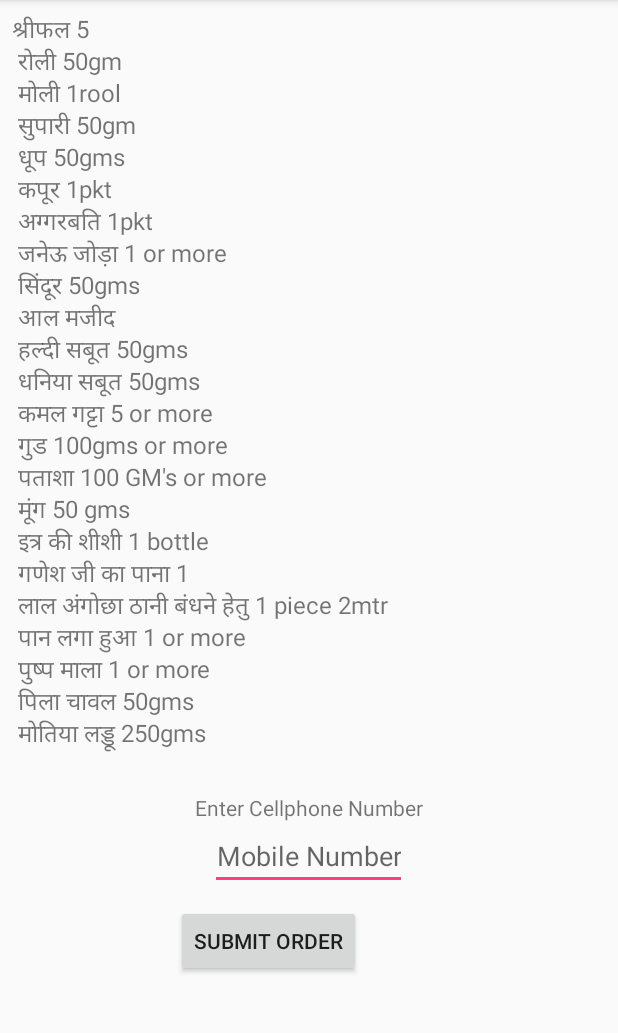
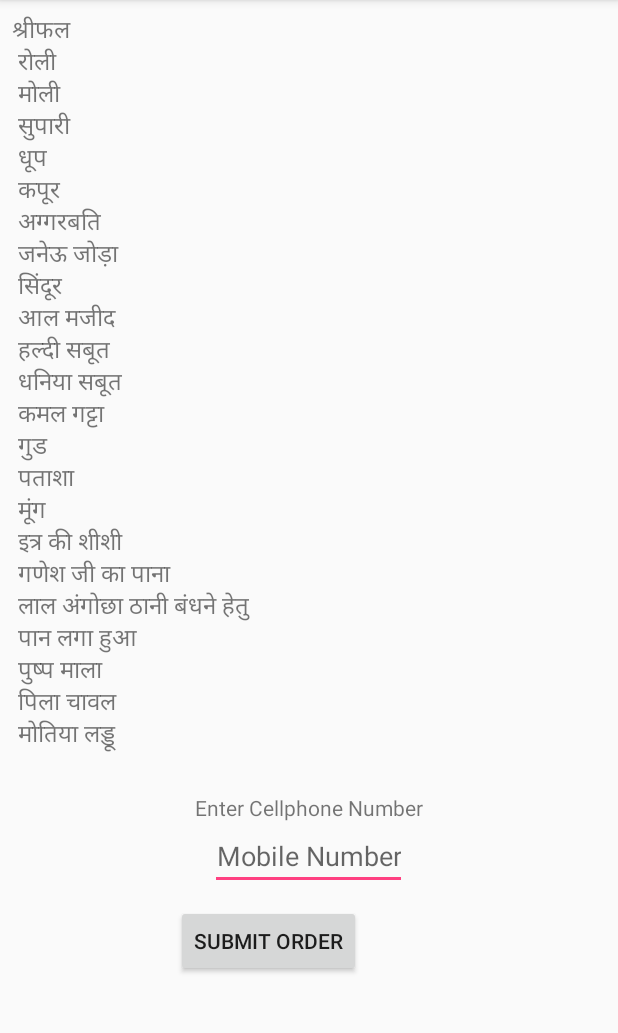
Before and after one commit to pravinsrathod/Vidhi, an Android app: the screen it shows after launch (ResultActivity), after a tap on "श्री गणेश निमंत्रण पूजन सामग्री", on a phone screen of 412 x 824 dp, the part 84-1117 px from its top. Run offline under Robolectric (Android 15) with nearby library versions, the phone set to English and light mode, and no system bars.

Commit message:
menu changes

```diff
--- a/app/src/main/res/values/strings.xml
+++ b/app/src/main/res/values/strings.xml
@@ -39,163 +39,163 @@
     </string-array>
 
     <string-array name="item_Details">
-        <item>श्रीफल    5 or more\n
-मोली    1pkt\n
-रोली    50 gms\n
-सुपारी    50gms\n
-केसर    1pkt\n
-चंदन    50 gms\n
-जनेऊ    1 or more\n
-पीली सरसों    50 gms\n
-सिंदूर    50 gms\n
-सुत की कुकड़ी    1 or more\n
-लोंग    50 gms\n
-इलायची    50 gms\n
-धूप    100 gms\n
-कपूर    1 or more\n
-गुलाल 5 रंग    50 gms each\n
-अबीर    50 gms\n
-शाहद    200 gms or more\n
-खिल    1pkt\n
-खेजड़ा की लूग    \n
-काजू    100 gms\n
-बादाम की गिरी    100 gms\n
-किसमिस    100 gms\n
-छिवारा    100 gms\n
-खोपरा    1 or more\n
-मेहंदी पिसी हुई    1 or more\n
-हल्दी पिसी हुई    100 gms\n
-इत्र की शीशी    1\n
-बुरा    250 gms or more\n
-चावल    100 or more\n
-मूंग    100 or more\n
-गेहू    100 or more\n
-जौ    100 or more\n
-देसी घी    200 or more\n
-लाल वस्त्र    1mtr or more\n
-सफेद वस्त्र    1mtr or more\n
-पिला वस्त्र    1mtr or more\n
-धोती मर्दानी(gents)    1 or more\n
-गमछा    1 or more\n
-दुप्पटा    1 or more\n
-पीतल की इमारती    1 or more\n
-ताम्बे का लोटा    1 or more\n
-कांसी का कटोरा    1 or more\n
-गुड    500gms or more\n
-पताशा    500gms or more\n
-हवन पुडा    1\n
-कांसी का तपसया    1\n
-पीली मिट्टी की डाली    1\n
-पत्तल     1 or More\n
-दूना    1 or More\n
-छड़ी    1\n
-मुंज की जेवड़ी    1\n
-मुंज का छड़ा    1\n
-बांस का छल्या    1\n
-चंदवा का वस्त्र     2.5 mtr\n
-फरड़ा    4 or more\n
-रुई    50 gms\n
-माचिस    1 or more\n
-छाना    1 or more\n
-खेरी की खुटिया    1 or more\n
-तोरण    1\n
-थाम    1\n
-भूरी मिट्टी    1 or more\n
-पान डांडदार    1 or more\n
-पुष्पमाला    1 or more\n
+        <item>श्रीफल \n
+मोली \n
+रोली  \n
+सुपारी  \n
+केसर  \n
+चंदन  \n
+जनेऊ  \n
+पीली सरसों \n
+सिंदूर \n
+सुत की कुकड़ी  \n
+लोंग  \n
+इलायची  \n
+धूप \n
+कपूर \n
+गुलाल \n
+अबीर \n
+शाहद  \n
+खिल \n
+खेजड़ा की लूग  \n
+काजू \n
+बादाम की गिरी \n
+किसमिस \n
+छिवारा \n
+खोपरा \n
+मेहंदी पिसी हुई \n
+हल्दी पिसी हुई \n
+इत्र की शीशी \n
+बुरा \n
+चावल \n
+मूंग  \n
+गेहू \n
+जौ \n
+देसी घी \n
+लाल वस्त्र \n
+सफेद वस्त्र \n
+पिला वस्त्र \n
+धोती मर्दानी(gents) \n
+गमछा  \n
+दुप्पटा  \n
+पीतल की इमारती  \n
+ताम्बे का लोटा \n
+कांसी का कटोरा \n
+गुड   \n
+पताशा  \n
+हवन पुडा \n
+कांसी का तपसया \n
+पीली मिट्टी की डाली\n
+पत्तल \n
+दूना  \n
+छड़ी  \n
+मुंज की जेवड़ी \n
+मुंज का छड़ा \n
+बांस का छल्या \n
+चंदवा का वस्त्र \n
+फरड़ा  \n
+रुई  \n
+माचिस  \n
+छाना \n
+खेरी की खुटिया\n
+तोरण \n
+थाम \n
+भूरी मिट्टी \n
+पान डांडदार \n
+पुष्पमाला \n
 पुष्प खुल्ला    \n
-कलश मिट्टी    1 or more\n
-ऋतु फल    1 or more\n
-लड्डू    250 or more\n
-बर्फी    250 or more\n
-सराईं मिट्टी की    1 or More\n
-बालूडा    1 or more\n
-दूध    1 pkt\n
-दही    1 pkt\n
-पूजन की रेजगारी    1 or More\n
+कलश मिट्टी  \n
+ऋतु फल   \n
+लड्डू   \n
+बर्फी  \n
+सराईं मिट्टी की  \n
+बालूडा  \n
+दूध  \n
+दही   \n
+पूजन की रेजगारी  \n
 </item>
-        <item>लग्न पत्रिका    1\n
-रोली    50gms\n
-मोली    1 pkt\n
-सुपारी    1 or more\n
-मूंग    100 gms\n
-पताशा    100 gms\n
-दुर्वा(grass)    1\n
-पुष्पमाला    1 or more\n
-फल    5 or more\n
-थाली    1 or More\n
-लोटा    1 or More\n
+        <item>लग्न पत्रिका    \n
+रोली    \n
+मोली    \n
+सुपारी   \n
+मूंग    \n
+पताशा    \n
+दुर्वा(grass)\n
+पुष्पमाला    \n
+फल    \n
+थाली   \n
+लोटा    \n
 </item>
-        <item>श्रीफल    5\n
-रोली    50gm\n
-मोली    1rool\n
-सुपारी    50gm\n
-धूप    50gms\n
-कपूर    1pkt\n
-अग्गरबति    1pkt\n
-जनेऊ जोड़ा    1 or more\n
-सिंदूर    50gms\n
+        <item>श्रीफल    \n
+रोली    \n
+मोली    \n
+सुपारी   \n
+धूप    \n
+कपूर    \n
+अग्गरबति    \n
+जनेऊ जोड़ा   \n
+सिंदूर    \n
 आल मजीद    \n
-हल्दी सबूत    50gms\n
-धनिया सबूत    50gms\n
-कमल गट्टा    5 or more\n
-गुड    100gms or more\n
-पताशा    100 GM's or more\n
-मूंग    50 gms\n
-इत्र की शीशी    1 bottle \n
-गणेश जी का पाना    1\n
-लाल अंगोछा ठानी बंधने हेतु    1 piece 2mtr\n
-पान लगा हुआ    1 or more\n
-पुष्प माला    1 or more\n
-पिला चावल    50gms\n
-मोतिया लड्डू    250gms\n
+हल्दी सबूत \n
+धनिया सबूत \n
+कमल गट्टा  \n
+गुड    \n
+पताशा \n
+मूंग   \n
+इत्र की शीशी   \n
+गणेश जी का पाना \n
+लाल अंगोछा ठानी बंधने हेतु\n
+पान लगा हुआ  \n
+पुष्प माला    \n
+पिला चावल    \n
+मोतिया लड्डू   \n
 </item>
-        <item>श्रीफल    5\n
-रोली    50gms\n
-मोली    1pkt\n
-सुपारी    1 or more\n
-जनेऊ    1 or more\n
-लोंग     50 gms\n
-इलायची    50gms\n
-सरसो    50gms\n
-गुड पताशा    100 gms\n
-शहद    100gms\n
-कपूर    1 or more\n
-अगरबत्ती    1pkt\n
-रुई    50 gms\n
-माचिस    1 or more\n
-राई    50 gms\n
-सबूत नामक    100 gms\n
-हल्दी की गांठ    50 gms\n
-सबूत धनिया    50 gms\n
-जौ    100 gms\n
-गेहू    100 gms\n
-चावल    100 gms\n
-मूंग    100gms\n
-लाल वस्त्र     1 mtr\n
-सफ़ेद वस्त्र    1mtr\n
-अंगौछा लाल    1 pcs\n
+        <item>श्रीफल \n
+रोली    \n
+मोली    \n
+सुपारी   \n
+जनेऊ   \n
+लोंग     \n
+इलायची    \n
+सरसो    \n
+गुड पताशा    \n
+शहद    \n
+कपूर    \n
+अगरबत्ती   \n
+रुई    \n
+माचिस    \n
+राई    \n
+सबूत नामक \n
+हल्दी की गांठ    \n
+सबूत धनिया    \n
+जौ    \n
+गेहू    \n
+चावल    \n
+मूंग    \n
+लाल वस्त्र \n
+सफ़ेद वस्त्र  \n
+अंगौछा लाल  \n
 चांदी का लखेल्या    \n
 लाख का लखेल्या    \n
 लोहा का लखेल्या    \n
-पीली मिट्टी की डली    1\n
-कोड़ी    1 or more\n
-देसी घी    200gms\n
+पीली मिट्टी की डली    \n
+कोड़ी    \n
+देसी घी   \n
 पाटा चोपड़ा    \n
-पत्तल     5 or more\n
-दोना    20 or more\n
-विनायक जी का पाना    1\n
-पान डाड़दार    5 or more\n
-पुष्प माला    1 or more\n
+पत्तल     \n
+दोना    \n
+विनायक जी का पाना    \n
+पान डाड़दार    \n
+पुष्प माला    \n
 दूर्वा    \n
-मिट्टी का कलश    1 or more\n
-सराईया    5 or More\n
-थाली    1 or More\n
-लोटा    1 or More\n
-कटोरी    1 or More\n
-मोतिया लड्डू    250gms\n
-बर्फी    250 gms\n
-ऋतूफल    5 or more\n
+मिट्टी का कलश    \n
+सराईया    \n
+थाली    \n
+लोटा    \n
+कटोरी    \n
+मोतिया लड्डू    \n
+बर्फी \n
+ऋतूफल   \n
 </item>
         <item>पीपल खेजड़ा    \n
 छान(कंडे)    \n
```
